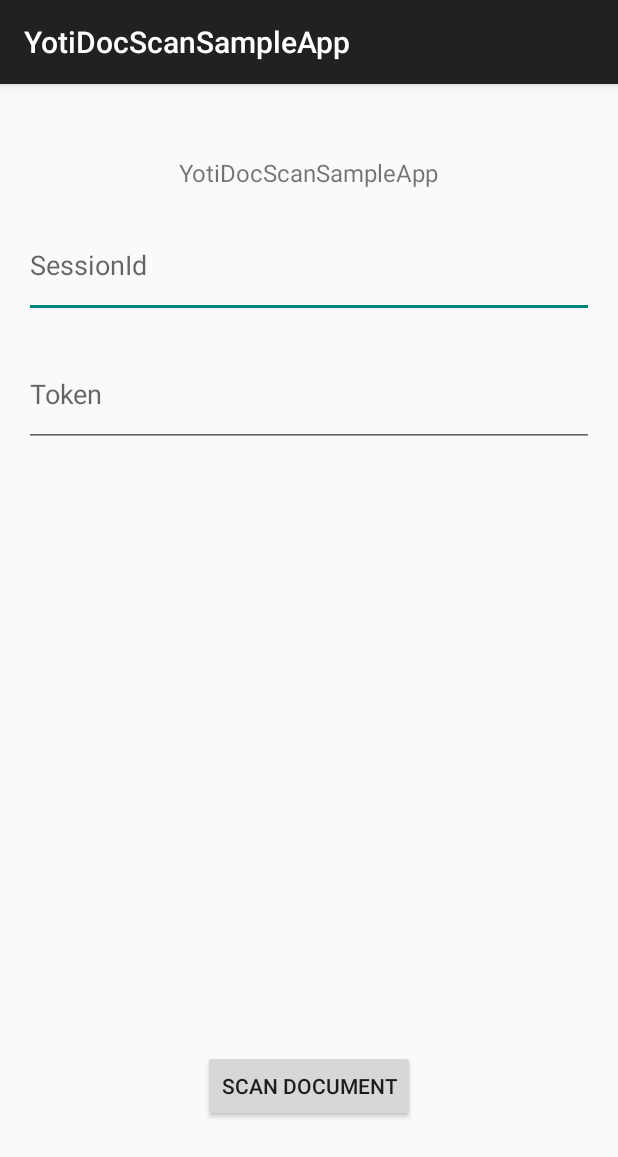
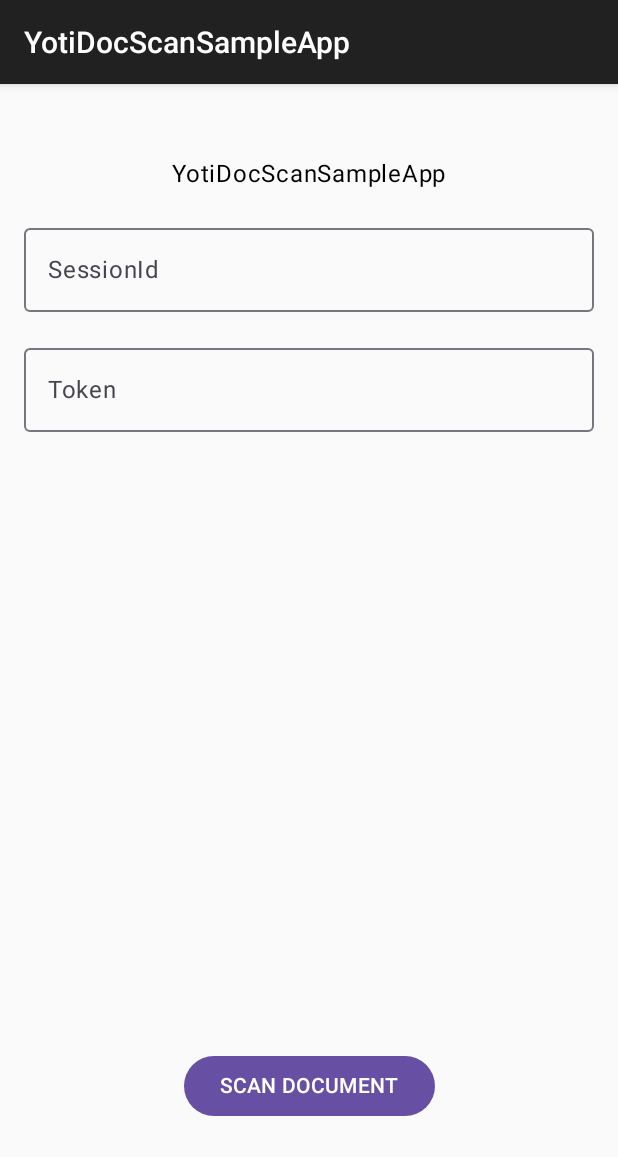
Before and after one commit to getyoti/yoti-doc-scan-android, an Android app built with Jetpack Compose: the screen it shows after launch (MainActivity), on a phone screen of 412 x 824 dp. Shown: the top 1157 px of the screen. Run offline under Robolectric (Android 15) with nearby library versions, the phone set to English and light mode, and no system bars; libraries missing offline, so code that uses them is left out: com.yoti.mobile; 3 statements that could not run were skipped.

```diff
--- a/app/build.gradle
+++ b/app/build.gradle
@@ -53,6 +53,8 @@ dependencies {
     def composeBom = platform("androidx.compose:compose-bom:2025.04.00")
     implementation composeBom
     implementation 'androidx.compose.material3:material3'
+    implementation 'androidx.activity:activity-compose'
+    debugImplementation 'androidx.compose.ui:ui-tooling'
 
     implementation 'com.yoti.mobile.android.sdk:yoti-sdk-doc-scan:4.1.0'
 //    Alternative version without OCR and NFC capture, ~15Mb smaller in size
--- a/app/src/main/java/com/yoti/mobile/android/sdk/yotidocscan/sample/MainActivity.kt
+++ b/app/src/main/java/com/yoti/mobile/android/sdk/yotidocscan/sample/MainActivity.kt
@@ -1,56 +1,59 @@
 package com.yoti.mobile.android.sdk.yotidocscan.sample
 
-import android.content.Intent
 import android.os.Bundle
+import androidx.activity.compose.rememberLauncherForActivityResult
+import androidx.activity.compose.setContent
 import androidx.appcompat.app.AppCompatActivity
-import com.yoti.mobile.android.sdk.yotidocscan.sample.databinding.ActivityMainBinding
-import com.yoti.mobile.android.yotisdkcore.YOTI_SDK_REQUEST_CODE
+import androidx.compose.material3.MaterialTheme
+import androidx.compose.runtime.getValue
+import androidx.compose.runtime.mutableStateOf
+import androidx.compose.runtime.remember
+import androidx.compose.runtime.setValue
 import com.yoti.mobile.android.yotisdkcore.YotiSdk
+import com.yoti.mobile.android.yotisdkcore.YotiSdkContract
 
 class MainActivity : AppCompatActivity() {
 
     private lateinit var yotiSdk: YotiSdk
 
-    private lateinit var binding: ActivityMainBinding
-
-    private var sessionId: String = ""
-    private var sessionToken: String = ""
-
     override fun onCreate(savedInstanceState: Bundle?) {
         super.onCreate(savedInstanceState)
 
-        binding = ActivityMainBinding.inflate(layoutInflater)
-        setContentView(binding.root)
+        yotiSdk = YotiSdk(this@MainActivity)
 
-        with(binding) {
-            edSessionId.setText(sessionId)
-            edTokenId.setText(sessionToken)
+        setContent {
+            MaterialTheme {
+                var sessionId by remember { mutableStateOf("") }
+                var sessionToken by remember { mutableStateOf("") }
+                var sessionStatus by remember { mutableStateOf("") }
 
-            yotiSdk = YotiSdk(this@MainActivity)
+                fun showSessionStatus() {
+                    val code = yotiSdk.sessionStatusCode
+                    val description = yotiSdk.sessionStatusDescription
+                    sessionStatus = getString(R.string.session_status_text, code, description)
+                }
 
-            buttonScanDocument.setOnClickListener {
-                val success = yotiSdk
-                        .setSessionId(edSessionId.text.toString())
-                        .setClientSessionToken(edTokenId.text.toString())
-                        .start(this@MainActivity) // Custom request code .start(this, 8888)
-                if (!success) {
+                val launcher = rememberLauncherForActivityResult(contract = YotiSdkContract()) {
                     showSessionStatus()
                 }
+
+                MainScreen(
+                        sessionId = sessionId,
+                        onSessionIdChanged = { sessionId = it },
+                        sessionToken = sessionToken,
+                        onSessionTokenChanged = { sessionToken = it },
+                        sessionStatus = sessionStatus,
+                        onScanDocumentClicked = {
+                            val success = yotiSdk
+                                    .setSessionId(sessionId)
+                                    .setClientSessionToken(sessionToken)
+                                    .start(launcher)
+                            if (!success) {
+                                showSessionStatus()
+                            }
+                        }
+                )
             }
         }
     }
-
-    override fun onActivityResult(requestCode: Int, resultCode: Int, data: Intent?) {
-        super.onActivityResult(requestCode, resultCode, data)
-
-        if (YOTI_SDK_REQUEST_CODE == requestCode) {
-            showSessionStatus()
-        }
-    }
-
-    private fun showSessionStatus() {
-        val code = yotiSdk.sessionStatusCode
-        val description = yotiSdk.sessionStatusDescription
-        binding.sessionStatusText.text = getString(R.string.session_status_text, code, description)
-    }
 }
--- /dev/null
+++ b/app/src/main/java/com/yoti/mobile/android/sdk/yotidocscan/sample/MainScreen.kt
@@ -0,0 +1,112 @@
+package com.yoti.mobile.android.sdk.yotidocscan.sample
+
+import androidx.compose.foundation.layout.Column
+import androidx.compose.foundation.layout.Spacer
+import androidx.compose.foundation.layout.fillMaxSize
+import androidx.compose.foundation.layout.fillMaxWidth
+import androidx.compose.foundation.layout.padding
+import androidx.compose.foundation.layout.size
+import androidx.compose.foundation.text.KeyboardOptions
+import androidx.compose.material3.Button
+import androidx.compose.material3.MaterialTheme
+import androidx.compose.material3.OutlinedTextField
+import androidx.compose.material3.Text
+import androidx.compose.runtime.Composable
+import androidx.compose.ui.Alignment
+import androidx.compose.ui.Modifier
+import androidx.compose.ui.res.stringResource
+import androidx.compose.ui.text.input.ImeAction
+import androidx.compose.ui.text.input.KeyboardType
+import androidx.compose.ui.tooling.preview.Preview
+import androidx.compose.ui.unit.dp
+import androidx.compose.ui.unit.sp
+
+@Composable
+fun MainScreen(
+        sessionId: String,
+        onSessionIdChanged: (String) -> Unit,
+        sessionToken: String,
+        onSessionTokenChanged: (String) -> Unit,
+        sessionStatus: String,
+        onScanDocumentClicked: () -> Unit,
+        modifier: Modifier = Modifier
+) {
+    Column(
+            modifier = modifier
+                    .fillMaxSize()
+                    .padding(16.dp),
+            horizontalAlignment = Alignment.CenterHorizontally
+    ) {
+        Spacer(Modifier.size(32.dp))
+        Text(
+                text = stringResource(id = R.string.app_name),
+                fontSize = 16.sp
+        )
+        Spacer(Modifier.size(16.dp))
+        OutlinedTextField(
+                value = sessionId,
+                onValueChange = onSessionIdChanged,
+                label = {
+                    Text(text = stringResource(id = R.string.session_id_hint))
+                },
+                keyboardOptions = KeyboardOptions(
+                        keyboardType = KeyboardType.Text,
+                        imeAction = ImeAction.Done
+                ),
+                modifier = Modifier.fillMaxWidth()
+        )
+        Spacer(Modifier.size(16.dp))
+        OutlinedTextField(
+                value = sessionToken,
+                onValueChange = onSessionTokenChanged,
+                label = {
+                    Text(text = stringResource(id = R.string.session_token_hint))
+                },
+                keyboardOptions = KeyboardOptions(
+                        keyboardType = KeyboardType.Text,
+                        imeAction = ImeAction.Done
+                ),
+                modifier = Modifier.fillMaxWidth()
+        )
+        Spacer(Modifier.size(32.dp))
+        Text(
+                text = sessionStatus,
+                fontSize = 16.sp
+        )
+        Spacer(Modifier.weight(1f))
+        Button(onClick = onScanDocumentClicked) {
+            Text(text = stringResource(R.string.scan_document_button))
+        }
+        Spacer(Modifier.size(60.dp))
+    }
+}
+
+@Preview(showBackground = true)
+@Composable
+fun PreviewEmptyMainScreen() {
+    MaterialTheme {
+        MainScreen(
+                sessionId = "",
+                onSessionIdChanged = {},
+                sessionToken = "",
+                onSessionTokenChanged = {},
+                sessionStatus = "",
+                onScanDocumentClicked = {}
+        )
+    }
+}
+
+@Preview(showBackground = true)
+@Composable
+fun PreviewMainScreen() {
+    MaterialTheme {
+        MainScreen(
+                sessionId = "12345678912345678912345",
+                onSessionIdChanged = {},
+                sessionToken = "abcdefghijklmnopqrstuvwxyz",
+                onSessionTokenChanged = {},
+                sessionStatus = "Session status: 1000",
+                onScanDocumentClicked = {}
+        )
+    }
+}
--- a/app/src/main/res/layout/activity_main.xml
+++ /dev/null
@@ -1,57 +0,0 @@
-<?xml version="1.0" encoding="utf-8"?>
-<androidx.constraintlayout.widget.ConstraintLayout
-        xmlns:android="http://schemas.android.com/apk/res/android"
-        android:layout_width="match_parent"
-        android:layout_height="match_parent" xmlns:app="http://schemas.android.com/apk/res-auto"
-        android:padding="@dimen/margin">
-
-    <TextView android:id="@+id/tvTitle"
-              android:layout_width="wrap_content"
-              android:layout_height="wrap_content"
-              android:text="@string/app_name"
-              app:layout_constraintEnd_toEndOf="parent"
-              app:layout_constraintStart_toStartOf="parent"
-              app:layout_constraintTop_toTopOf="parent"
-              android:layout_marginTop="32dp"
-              android:textSize="16sp"/>
-
-
-    <EditText android:id="@+id/edSessionId"
-              android:layout_width="match_parent"
-              android:layout_height="70dp"
-              android:inputType="text"
-              app:layout_constraintTop_toBottomOf="@id/tvTitle"
-              app:layout_constraintStart_toStartOf="parent"
-              app:layout_constraintEnd_toEndOf="parent"
-              android:layout_marginTop="@dimen/margin"
-              android:hint="@string/session_id_hint"/>
-
-    <EditText android:id="@+id/edTokenId"
-              android:layout_width="match_parent"
-              android:layout_height="70dp"
-              android:inputType="text"
-              app:layout_constraintTop_toBottomOf="@id/edSessionId"
-              app:layout_constraintStart_toStartOf="parent"
-              app:layout_constraintEnd_toEndOf="parent"
-              android:layout_marginTop="@dimen/margin"
-              android:hint="@string/session_token_hint"/>
-
-    <TextView android:id="@+id/sessionStatusText"
-              android:layout_width="wrap_content"
-              android:layout_height="wrap_content"
-              android:layout_marginTop="32dp"
-              android:textSize="16sp"
-              app:layout_constraintEnd_toEndOf="parent"
-              app:layout_constraintStart_toStartOf="parent"
-              app:layout_constraintTop_toBottomOf="@id/edTokenId" />
-
-    <Button android:id="@+id/buttonScanDocument"
-            android:layout_width="wrap_content"
-            android:layout_height="wrap_content"
-            app:layout_constraintEnd_toEndOf="parent"
-            app:layout_constraintStart_toStartOf="parent"
-            app:layout_constraintBottom_toBottomOf="parent"
-            android:layout_marginBottom="60dp"
-            android:text="@string/scan_document_button"/>
-
-</androidx.constraintlayout.widget.ConstraintLayout>
--- a/app/src/main/res/values/dimens.xml
+++ /dev/null
@@ -1,6 +0,0 @@
-<?xml version="1.0" encoding="utf-8"?>
-<resources>
-
-    <dimen name="margin">16dp</dimen>
-
-</resources>
```
